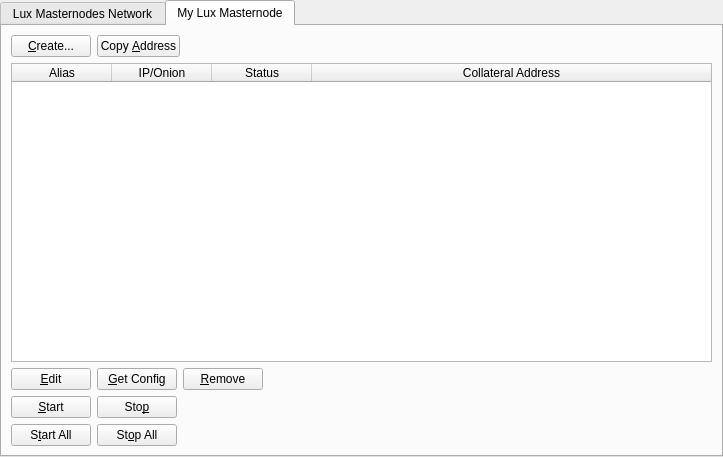
Old version of the form src/qt/forms/masternodemanager.ui in the repository LUX-Core/lux.
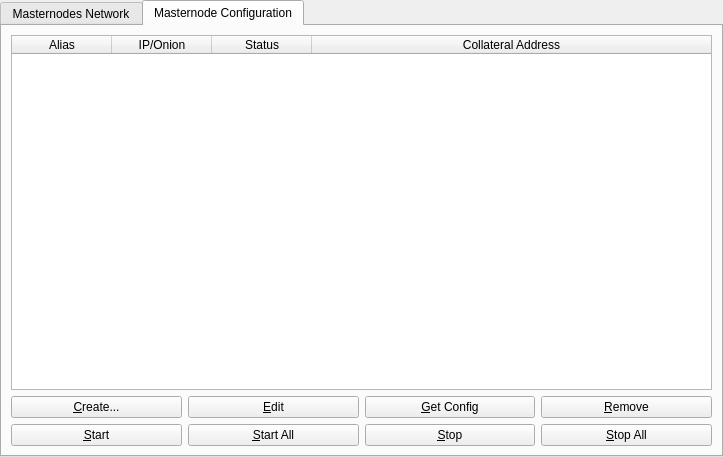
New version of the form. The open tabs and pages were chosen to show the change.

Commit message: Redesign Masternode page

```diff
--- a/src/qt/forms/masternodemanager.ui
+++ b/src/qt/forms/masternodemanager.ui
@@ -38,7 +38,7 @@
        </property>
        <widget class="QWidget" name="tab">
         <attribute name="title">
-         <string>Lux Masternodes Network</string>
+         <string>Masternodes Network</string>
         </attribute>
         <layout class="QGridLayout" name="gridLayout">
          <item row="1" column="0">
@@ -174,44 +174,16 @@
        </widget>
        <widget class="QWidget" name="tab_2">
         <attribute name="title">
-         <string>My Lux Masternode</string>
+         <string>Masternode Configuration</string>
         </attribute>
         <layout class="QGridLayout" name="gridLayout_2">
-         <item row="0" column="0">
+         <item row="1" column="0">
           <layout class="QVBoxLayout" name="verticalLayout_2">
            <property name="bottomMargin">
             <number>0</number>
            </property>
            <item>
-            <layout class="QHBoxLayout" name="horizontalLayout">
-             <item>
-              <widget class="QPushButton" name="createButton">
-               <property name="text">
-                <string>&amp;Create...</string>
-               </property>
-              </widget>
-             </item>
-             <item>
-              <widget class="QPushButton" name="copyAddressButton">
-               <property name="text">
-                <string>Copy &amp;Address</string>
-               </property>
-              </widget>
-             </item>
-             <item>
-              <spacer name="horizontalSpacer">
-               <property name="orientation">
-                <enum>Qt::Horizontal</enum>
-               </property>
-               <property name="sizeHint" stdset="0">
-                <size>
-                 <width>40</width>
-                 <height>20</height>
-                </size>
-               </property>
-              </spacer>
-             </item>
-            </layout>
+            <layout class="QHBoxLayout" name="horizontalLayout"/>
            </item>
            <item>
             <widget class="QTableWidget" name="tableWidget_2">
@@ -257,6 +229,20 @@
              <property name="bottomMargin">
               <number>0</number>
              </property>
+            </layout>
+           </item>
+           <item>
+            <layout class="QHBoxLayout" name="horizontalLayout_4">
+             <property name="bottomMargin">
+              <number>0</number>
+             </property>
+             <item>
+              <widget class="QPushButton" name="createButton">
+               <property name="text">
+                <string>&amp;Create...</string>
+               </property>
+              </widget>
+             </item>
              <item>
               <widget class="QPushButton" name="editButton">
                <property name="text">
@@ -278,19 +264,6 @@
                </property>
               </widget>
              </item>
-             <item>
-              <spacer name="horizontalSpacer_2">
-               <property name="orientation">
-                <enum>Qt::Horizontal</enum>
-               </property>
-               <property name="sizeHint" stdset="0">
-                <size>
-                 <width>40</width>
-                 <height>20</height>
-                </size>
-               </property>
-              </spacer>
-             </item>
             </layout>
            </item>
            <item>
@@ -306,59 +279,26 @@
               </widget>
              </item>
              <item>
-              <widget class="QPushButton" name="stopButton">
-               <property name="text">
-                <string>Sto&amp;p</string>
-               </property>
-              </widget>
-             </item>
-             <item>
-              <spacer name="horizontalSpacer_4">
-               <property name="orientation">
-                <enum>Qt::Horizontal</enum>
-               </property>
-               <property name="sizeHint" stdset="0">
-                <size>
-                 <width>40</width>
-                 <height>20</height>
-                </size>
-               </property>
-              </spacer>
-             </item>
-            </layout>
-           </item>
-           <item>
-            <layout class="QHBoxLayout" name="horizontalLayout_5">
-             <property name="bottomMargin">
-              <number>0</number>
-             </property>
-             <item>
               <widget class="QPushButton" name="startAllButton">
                <property name="text">
-                <string>S&amp;tart All</string>
+                <string>&amp;Start All</string>
+               </property>
+              </widget>
+             </item>
+             <item>
+              <widget class="QPushButton" name="stopButton">
+               <property name="text">
+                <string>&amp;Stop</string>
                </property>
               </widget>
              </item>
              <item>
               <widget class="QPushButton" name="stopAllButton">
                <property name="text">
-                <string>St&amp;op All</string>
+                <string>&amp;Stop All</string>
                </property>
               </widget>
              </item>
-             <item>
-              <spacer name="horizontalSpacer_5">
-               <property name="orientation">
-                <enum>Qt::Horizontal</enum>
-               </property>
-               <property name="sizeHint" stdset="0">
-                <size>
-                 <width>40</width>
-                 <height>20</height>
-                </size>
-               </property>
-              </spacer>
-             </item>
             </layout>
            </item>
           </layout>
```
Left out of the diff: 24 changed lines with no effect on the pictures. The commit also changes 2 other files.
